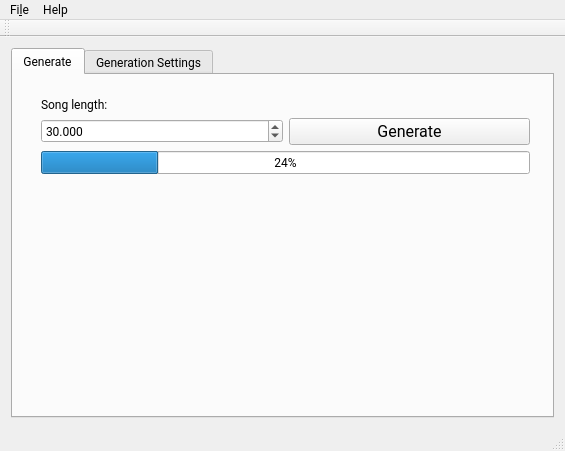
Old version of the form Music_Generator/mainwindow.ui in the repository Jared-Gross/Algorhythm.
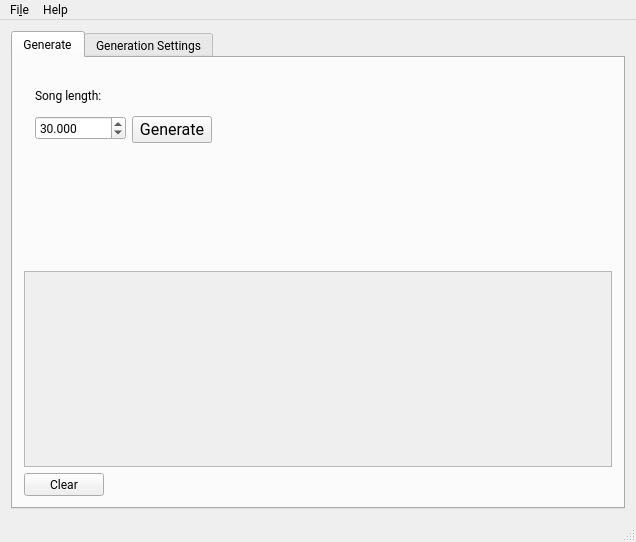
New version of the form. The open tabs and pages were chosen to show the change.

What changed in the file:
```diff
--- a/Music_Generator/mainwindow.ui
+++ b/Music_Generator/mainwindow.ui
@@ -6,8 +6,8 @@
    <rect>
     <x>0</x>
     <y>0</y>
-    <width>565</width>
-    <height>451</height>
+    <width>636</width>
+    <height>542</height>
    </rect>
   </property>
   <property name="sizePolicy">
@@ -72,7 +72,29 @@
         <string>Generate</string>
        </attribute>
        <layout class="QGridLayout" name="gridLayout_8">
+        <item row="1" column="1">
+         <widget class="QScrollArea" name="scrollArea">
+          <property name="widgetResizable">
+           <bool>true</bool>
+          </property>
+          <widget class="QWidget" name="scrollAreaWidgetContents_2">
+           <property name="geometry">
+            <rect>
+             <x>0</x>
+             <y>0</y>
+             <width>906</width>
+             <height>195</height>
+            </rect>
+           </property>
+           <layout class="QGridLayout" name="gridLayout">
         <item row="0" column="0">
+             <layout class="QGridLayout" name="gridMusicProgress"/>
+            </item>
+           </layout>
+          </widget>
+         </widget>
+        </item>
+        <item row="0" column="1">
          <widget class="QWidget" name="widget" native="true">
           <property name="sizePolicy">
            <sizepolicy hsizetype="Expanding" vsizetype="Expanding">
@@ -80,16 +102,33 @@
             <verstretch>0</verstretch>
            </sizepolicy>
           </property>
-          <layout class="QFormLayout" name="formLayout">
-           <item row="0" column="1">
+          <layout class="QVBoxLayout" name="verticalLayout_2">
+           <item>
             <layout class="QVBoxLayout" name="verticalLayout_3">
              <property name="sizeConstraint">
               <enum>QLayout::SetMaximumSize</enum>
              </property>
              <item>
-              <layout class="QGridLayout" name="gridLayout_3">
+              <layout class="QFormLayout" name="formLayout">
                <item row="0" column="0">
-                <layout class="QGridLayout" name="gridLayout_4" rowstretch="0,0" columnstretch="0,0">
+                <widget class="QLabel" name="label_3">
+                 <property name="sizePolicy">
+                  <sizepolicy hsizetype="Minimum" vsizetype="Minimum">
+                   <horstretch>0</horstretch>
+                   <verstretch>0</verstretch>
+                  </sizepolicy>
+                 </property>
+                 <property name="minimumSize">
+                  <size>
+                   <width>60</width>
+                   <height>30</height>
+                  </size>
+                 </property>
+                 <property name="text">
+                  <string>Song length:</string>
+                 </property>
+                </widget>
+               </item>
                  <item row="1" column="0">
                   <widget class="QDoubleSpinBox" name="inputSongLength_4">
                    <property name="toolTip">
@@ -117,6 +156,12 @@
                  </item>
                  <item row="1" column="1">
                   <widget class="QPushButton" name="btnGenerate_2">
+                 <property name="sizePolicy">
+                  <sizepolicy hsizetype="Fixed" vsizetype="Fixed">
+                   <horstretch>0</horstretch>
+                   <verstretch>0</verstretch>
+                  </sizepolicy>
+                 </property>
                    <property name="font">
                     <font>
                      <pointsize>12</pointsize>
@@ -136,32 +181,29 @@
                    </property>
                   </widget>
                  </item>
-                 <item row="0" column="0">
-                  <widget class="QLabel" name="label_3">
+              </layout>
+             </item>
+            </layout>
+           </item>
+          </layout>
+         </widget>
+        </item>
+        <item row="2" column="1">
+         <widget class="QPushButton" name="btnClear">
+          <property name="sizePolicy">
+           <sizepolicy hsizetype="Fixed" vsizetype="Fixed">
+            <horstretch>0</horstretch>
+            <verstretch>0</verstretch>
+           </sizepolicy>
+          </property>
                    <property name="text">
-                    <string>Song length:</string>
+           <string>Clear</string>
                    </property>
                   </widget>
                  </item>
                 </layout>
-               </item>
-              </layout>
-             </item>
-            </layout>
-           </item>
-           <item row="1" column="1">
-            <widget class="QProgressBar" name="progressBar">
-             <property name="value">
-              <number>24</number>
-             </property>
-            </widget>
-           </item>
-          </layout>
-         </widget>
-        </item>
-       </layout>
-      </widget>
-      <widget class="QWidget" name="tab_5">
+      </widget>
+      <widget class="QWidget" name="tab_2">
        <property name="sizePolicy">
         <sizepolicy hsizetype="Expanding" vsizetype="Expanding">
          <horstretch>0</horstretch>
@@ -303,7 +345,7 @@
     <rect>
      <x>0</x>
      <y>0</y>
-     <width>565</width>
+     <width>636</width>
      <height>23</height>
     </rect>
    </property>
@@ -322,14 +364,6 @@
    <addaction name="menutest"/>
    <addaction name="menuHelp"/>
   </widget>
-  <widget class="QToolBar" name="mainToolBar">
-   <attribute name="toolBarArea">
-    <enum>TopToolBarArea</enum>
-   </attribute>
-   <attribute name="toolBarBreak">
-    <bool>false</bool>
-   </attribute>
-  </widget>
   <widget class="QStatusBar" name="statusBar"/>
   <action name="actionExport">
    <property name="text">
```
Left out of the diff: 18 changed lines with no effect on the pictures. Lines whose indentation alone changed are shown as unchanged.
